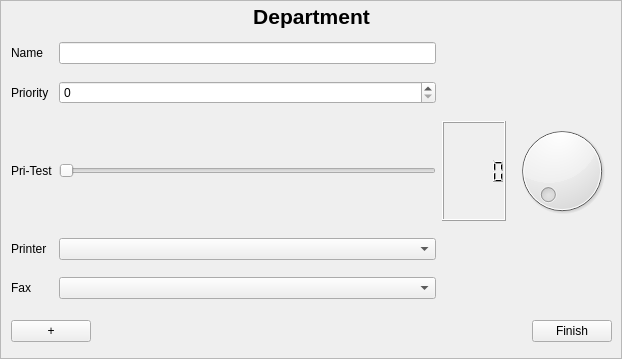
Before: the Qt Designer form src/departmentinputarea.ui in jmuelbert/jmbde-QT, drawn with Qt 5.
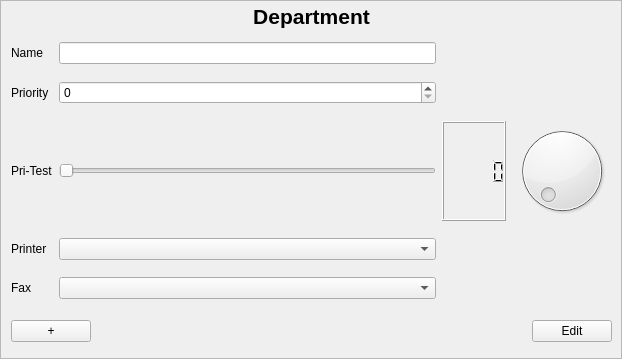
After: the same form once the commit is applied.

```diff
--- a/src/departmentinputarea.ui
+++ b/src/departmentinputarea.ui
@@ -87,7 +87,7 @@
      <item>
       <widget class="QPushButton" name="pushButton_Finish">
        <property name="text">
-        <string>Finish</string>
+        <string>Edit</string>
        </property>
       </widget>
      </item>
```
Left out of the diff: 2 changed lines with no effect on the pictures.
